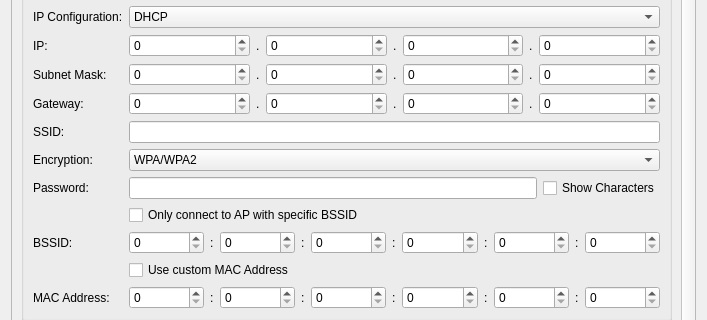
This is src/brickv/plugin_system/plugins/master/ui/wifi2.ui in Tinkerforge/brickv as Qt 5 draws it before an edit; both pictures show x 0 to 707 and y 269 to 589 of the 707 by 828 pixel window. The edited form follows.
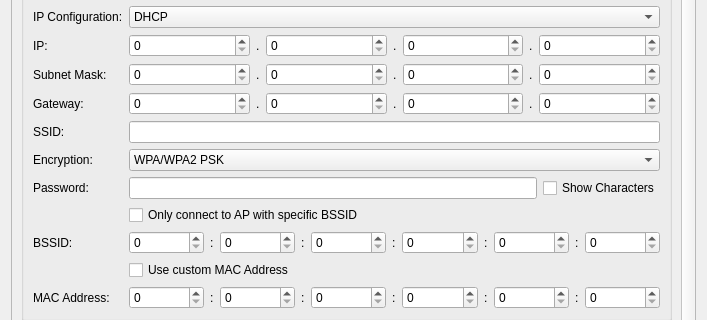
This is the edited form. Custom widgets are drawn as their Qt base class.

Commit message: wifi-v2: Fix typo

Patch:
```diff
--- a/src/brickv/plugin_system/plugins/master/ui/wifi2.ui
+++ b/src/brickv/plugin_system/plugins/master/ui/wifi2.ui
@@ -23,9 +23,9 @@
       <property name="geometry">
        <rect>
         <x>0</x>
-        <y>-107</y>
-        <width>673</width>
-        <height>1158</height>
+        <y>0</y>
+        <width>671</width>
+        <height>1122</height>
        </rect>
       </property>
       <layout class="QVBoxLayout" name="verticalLayout">
@@ -617,7 +617,7 @@
                 </item>
                 <item>
                  <property name="text">
-                  <string>WPA/WPA2</string>
+                  <string>WPA/WPA2 PSK</string>
                  </property>
                 </item>
                </widget>
```
